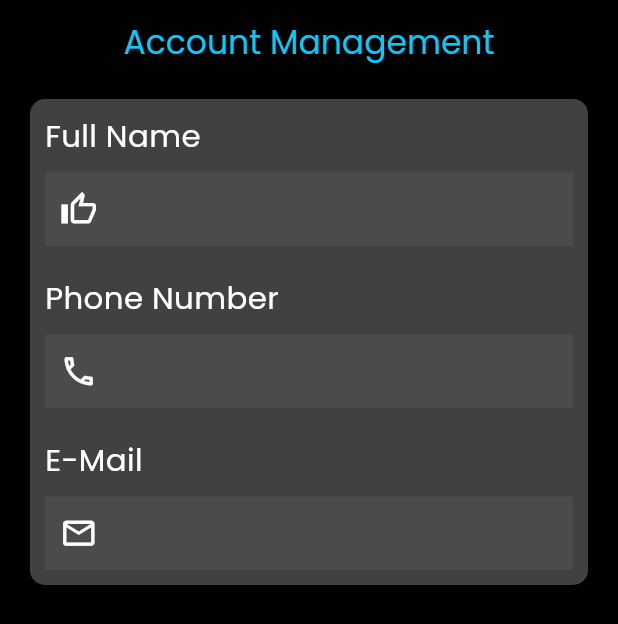
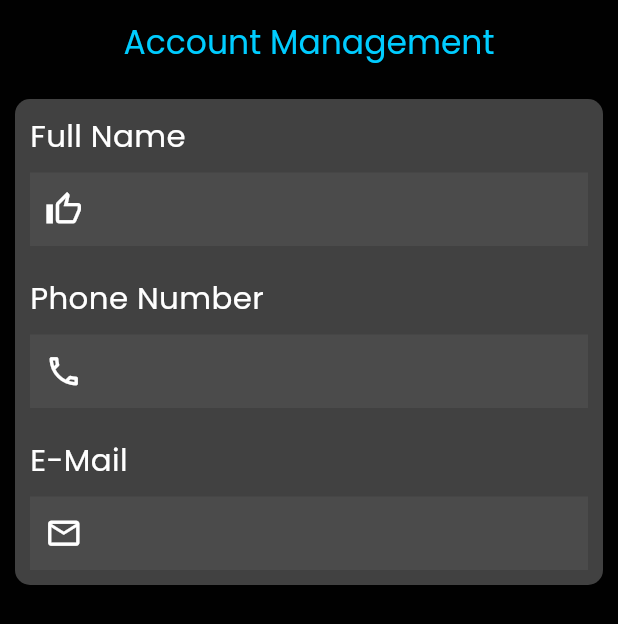
Before and after one commit to fostersnt/mcini, a Flutter app: the ProfilePage screen opened directly with empty values, on a phone screen of 412 x 824 dp. Shown: the top 624 px of the screen. Run offline on Flutter 3.47's test engine with Material 3 defaults, Android fonts, the light colour scheme and no system bars; our stand-ins replace device_preview, equatable, flutter_bloc, grouped_list, shared_preferences; missing offline and left inert: appinio_video_player; accounts and stored records are empty; Roboto replaces fonts that are missing (Poppins).

Commit message:
Reduced padding

```diff
--- a/lib/screens_commons/profile_page.dart
+++ b/lib/screens_commons/profile_page.dart
@@ -58,7 +58,7 @@
         height: deviceSize.height,
         child: SingleChildScrollView(
           child: Padding(
-            padding: const EdgeInsets.fromLTRB(20, 10, 20, 0),
+            padding: const EdgeInsets.fromLTRB(10, 10, 10, 0),
             child: Column(
               crossAxisAlignment: CrossAxisAlignment.start,
               children: [
```
